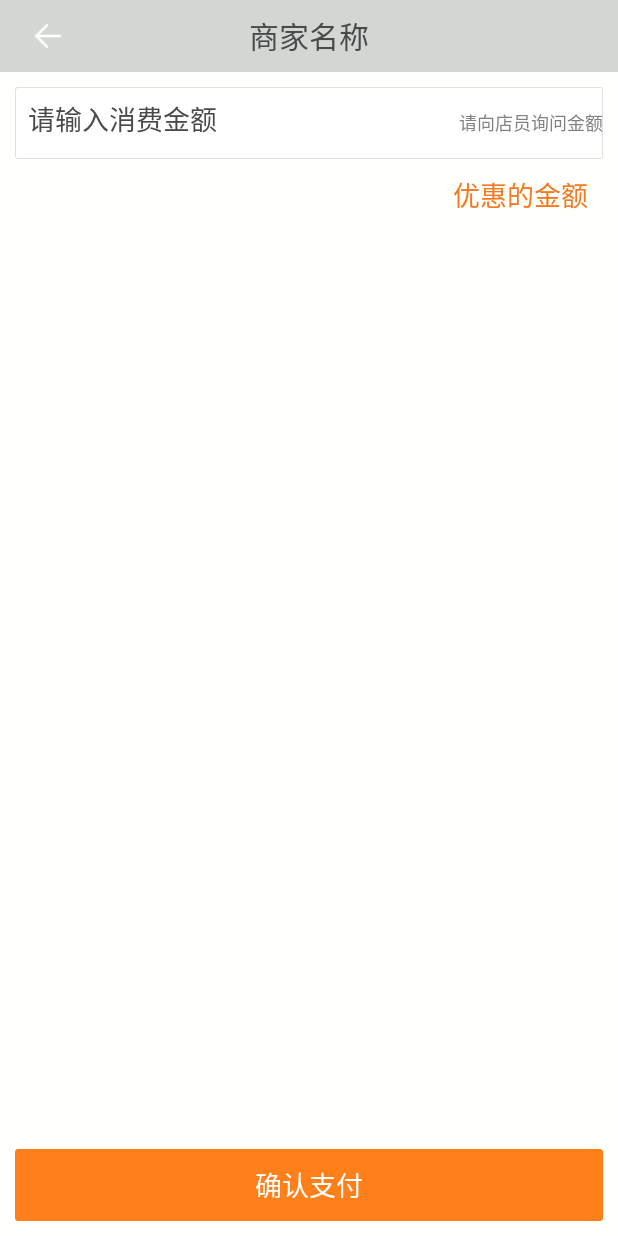
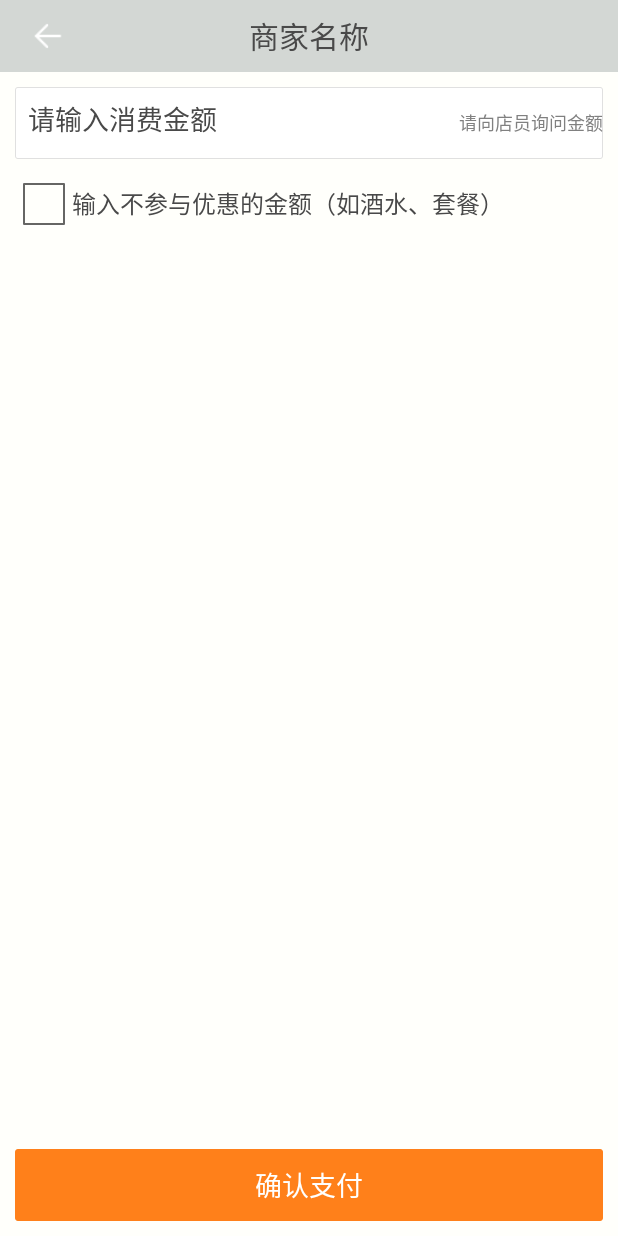
Before and after one commit to xugh24/ypApp, an Android app: the PayActivity screen opened directly, with no data from a screen before it, on a phone screen of 412 x 824 dp. Run offline under Robolectric (Android 15) with nearby library versions, the phone set to English and light mode, and no system bars.

Commit message:
修改代码

```diff
--- a/app/src/main/java/com/yuepang/yuepang/activity/PayActivity.java
+++ b/app/src/main/java/com/yuepang/yuepang/activity/PayActivity.java
@@ -2,8 +2,13 @@ package com.yuepang.yuepang.activity;
 
 import android.os.Bundle;
 import android.support.annotation.Nullable;
+import android.view.View;
 import android.widget.Button;
+import android.widget.CheckBox;
+import android.widget.CompoundButton;
 import android.widget.EditText;
+import android.widget.LinearLayout;
+import android.widget.RadioButton;
 import android.widget.TextView;
 
 import com.yuepang.yuepang.R;
@@ -21,23 +26,34 @@ public class PayActivity extends BaseActivity {
     @BindView(id = R.id.ed_price)
     private EditText edprice;
 
-    @BindView(id = R.id.tv_discount)
-    private TextView tvdiscount;
+    @BindView(id = R.id.ed_nodisprice)
+    private EditText edNodisPrice;
+
+    @BindView(id = R.id.ll_nodis)
+    private LinearLayout linearLayout;
+
 
     @BindView(id = R.id.btn_pay)
     private Button btnPay;
 
-    private float discount;
+    @BindView(id = R.id.radio)
+    private CheckBox chx;
+
 
     @Override
     protected void onCreate(@Nullable Bundle savedInstanceState) {
         super.onCreate(savedInstanceState);
-        if (getIntent() != null) {
-            discount = getIntent().getFloatExtra(DISCOUNT, 1.0f);
-            if (discount < 0 || discount > 1.0f) {
-                discount = 1.0f;
+        chx.setText("输入不参与优惠的金额（如酒水、套餐）");
+        chx.setOnCheckedChangeListener(new CompoundButton.OnCheckedChangeListener() {
+            @Override
+            public void onCheckedChanged(CompoundButton buttonView, boolean isChecked) {
+                if (isChecked) {
+                    linearLayout.setVisibility(View.VISIBLE);
+                } else {
+                    linearLayout.setVisibility(View.GONE);
+                }
             }
-        }
+        });
     }
 
     @Override
--- a/app/src/main/res/layout/pay_ly.xml
+++ b/app/src/main/res/layout/pay_ly.xml
@@ -31,17 +31,41 @@
             android:textSize="12dp" />
     </LinearLayout>
 
+    <CheckBox
+        android:id="@+id/radio"
+        android:layout_width="wrap_content"
+        android:layout_height="wrap_content"
+        android:layout_marginTop="5dp"
+        android:text="输入不参与优惠的金额（如酒水、套餐）"
+        android:textColor="#494949" />
 
-    <TextView
-        android:id="@+id/tv_discount"
+
+    <LinearLayout
+        android:id="@+id/ll_nodis"
         android:layout_width="match_parent"
         android:layout_height="wrap_content"
-        android:layout_marginRight="10dp"
-        android:layout_marginTop="10dp"
-        android:gravity="center_vertical|right"
-        android:text="优惠的金额"
-        android:textColor="#f47920"
-        android:textSize="18dp" />
+        android:background="@drawable/bg_input_normal"
+        android:orientation="horizontal"
+        android:visibility="gone">
+
+        <TextView
+            android:layout_width="0dp"
+            android:layout_height="wrap_content"
+            android:layout_weight="1"
+            android:text="请输入不参与优惠的金额"
+            android:textColor="#494949"
+            android:textSize="18dp" />
+
+        <EditText
+            android:id="@+id/ed_nodisprice"
+            style="@style/syt_ed1"
+            android:layout_width="wrap_content"
+            android:background="@null"
+            android:gravity="center_vertical|right"
+            android:hint="请向店员询问金额"
+            android:inputType="number"
+            android:textSize="12dp" />
+    </LinearLayout>
 
     <View
         android:layout_width="wrap_content"
```
Also changed, not shown: app/src/main/res/layout/merchant_item_ly.xml (+25 -2 lines).
